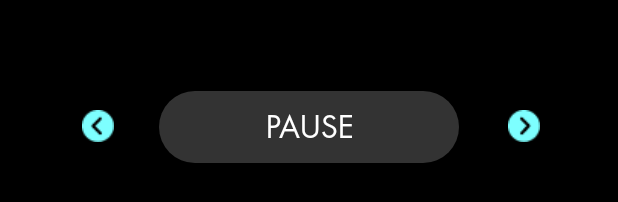
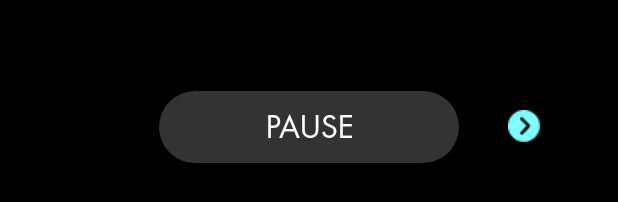
Before and after one commit to henrysala/EjercicioEnCasaApp, an Android app: the layout activity_reproductor_rutina.xml on its own in the app's theme, with its tools: preview values and no code run, on a phone screen of 412 x 824 dp. Shown: the part 998-1200 px from the top of the screen. Run offline under Robolectric (Android 15) with nearby library versions, the phone set to English and light mode, and no system bars.

```diff
--- a/app/src/main/res/layout/activity_reproductor_rutina.xml
+++ b/app/src/main/res/layout/activity_reproductor_rutina.xml
@@ -104,7 +104,7 @@
         android:layout_marginEnd="30dp"
         android:layout_marginBottom="50dp"
         android:onClick="onClickPrev"
-        android:visibility="visible"
+        android:visibility="invisible"
         android:background="@color/colorPrimary"
         app:layout_constraintBottom_toBottomOf="parent"
         app:layout_constraintEnd_toStartOf="@+id/btnPlay"
```
Also changed, not shown: app/src/main/java/com/example/ejercicioencasaapp/views/ReproductorRutinaActivity.java (+15 -3 lines), 1 other file.
